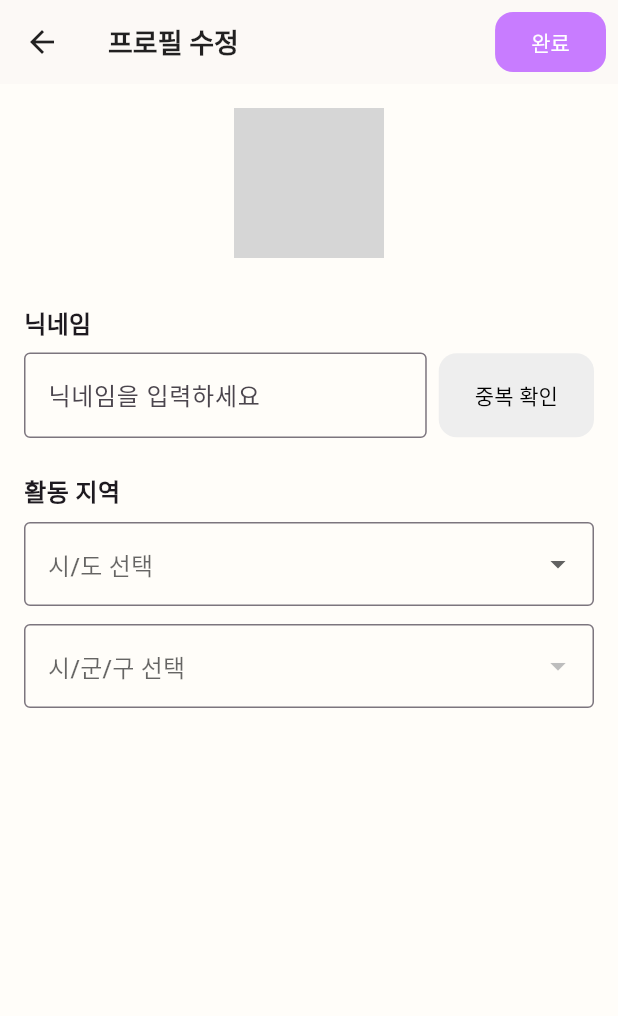
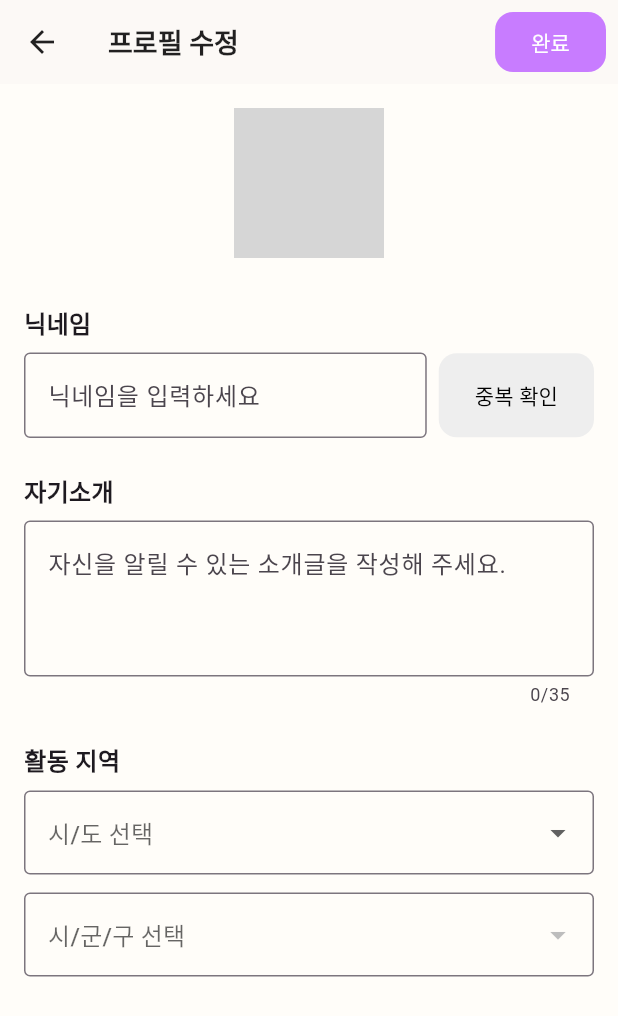
Before and after one commit to DongBaBaDa/needsfine_app, a Flutter app: the ProfileEditScreen screen opened directly with empty values, on a phone screen of 412 x 824 dp. Shown: the top 1016 px of the screen. Run offline on Flutter 3.47's test engine with Material 3 defaults, Android fonts, the light colour scheme and no system bars; our stand-ins replace carousel_slider, geolocator, image_picker, permission_handler, scrollable_positioned_list, shared_preferences and 1 more; missing offline and left inert: flutter_naver_map, unorm_dart; accounts and stored records are empty; network calls fail; Roboto replaces fonts that are missing (NotoSansKR); statements that could not run were skipped; grey boxes are pictures that could not be loaded.

```diff
--- a/lib/screens/profile_edit_screen.dart
+++ b/lib/screens/profile_edit_screen.dart
@@ -18,6 +18,7 @@ class ProfileEditScreen extends StatefulWidget {
 class _ProfileEditScreenState extends State<ProfileEditScreen> {
   final _supabase = Supabase.instance.client;
   late TextEditingController _nicknameController;
+  late TextEditingController _introController; // [복구] 자기소개 컨트롤러
   late UserProfile _updatedProfile;
 
   // 지역 선택 관련 변수
@@ -29,7 +30,7 @@ class _ProfileEditScreenState extends State<ProfileEditScreen> {
   // 상태 관리 변수
   bool? _isNicknameAvailable;
   bool _isCheckingNickname = false;
-  bool _isSaving = false; // 서버 저장 로딩
+  bool _isSaving = false;
 
   final ImagePicker _picker = ImagePicker();
 
@@ -51,15 +52,15 @@ class _ProfileEditScreenState extends State<ProfileEditScreen> {
     );
 
     _nicknameController = TextEditingController(text: _updatedProfile.nickname);
+    _introController = TextEditingController(text: _updatedProfile.introduction); // [복구]
 
-    // [해결] Screenshot_20251230_204308.jpg의 '활동' 값 오류 방어 코드
+    // 활동 지역 초기 설정
     if (_updatedProfile.activityZone.isNotEmpty) {
       final zones = _updatedProfile.activityZone.split(' ');
       if (zones.length >= 2) {
         final targetSido = zones[0];
         final targetSigungu = zones[1];
 
-        // "활동"처럼 리스트에 없는 값이 들어오면 드롭다운 오류가 나므로 contains 체크 필수
         if (_sidoList.contains(targetSido)) {
           _selectedSido = targetSido;
           _sigunguList = koreanRegions[_selectedSido!] ?? [];
@@ -75,6 +76,7 @@ class _ProfileEditScreenState extends State<ProfileEditScreen> {
   @override
   void dispose() {
     _nicknameController.dispose();
+    _introController.dispose(); // [복구]
     super.dispose();
   }
 
@@ -82,6 +84,8 @@ class _ProfileEditScreenState extends State<ProfileEditScreen> {
   Future<void> _checkNicknameDuplicate() async {
     final nickname = _nicknameController.text.trim();
     if (nickname.isEmpty) return;
+
+    // 본인의 기존 닉네임과 같다면 통과
     if (nickname == widget.userProfile.nickname) {
       setState(() => _isNicknameAvailable = true);
       return;
@@ -90,6 +94,7 @@ class _ProfileEditScreenState extends State<ProfileEditScreen> {
     setState(() => _isCheckingNickname = true);
 
     try {
+      // Supabase profiles 테이블에서 중복 확인
       final res = await _supabase
           .from('profiles')
           .select('nickname')
@@ -97,6 +102,7 @@ class _ProfileEditScreenState extends State<ProfileEditScreen> {
           .maybeSingle();
 
       setState(() {
+        // 결과가 없어야(null) 사용 가능한 닉네임임
         _isNicknameAvailable = res == null;
       });
     } catch (e) {
@@ -106,7 +112,6 @@ class _ProfileEditScreenState extends State<ProfileEditScreen> {
     }
   }
 
-  // 이미지 선택
   Future<void> _pickImage() async {
     final XFile? pickedFile = await _picker.pickImage(source: ImageSource.gallery);
     if (pickedFile != null) {
@@ -116,7 +121,7 @@ class _ProfileEditScreenState extends State<ProfileEditScreen> {
     }
   }
 
-  // [서버 저장] 이미지 업로드 로직
+  // 이미지 업로드 로직
   Future<String?> _uploadProfileImage() async {
     if (_updatedProfile.imageFile == null) return null;
 
@@ -127,14 +132,11 @@ class _ProfileEditScreenState extends State<ProfileEditScreen> {
     final filePath = '$userId/$fileName';
 
     try {
-      // 업로드 실행
       await _supabase.storage.from('avatars').upload(
         filePath,
         file,
         fileOptions: const FileOptions(upsert: true),
       );
-
-      // 업로드된 이미지의 Public URL 획득
       final String publicUrl = _supabase.storage.from('avatars').getPublicUrl(filePath);
       return publicUrl;
     } catch (e) {
@@ -143,8 +145,9 @@ class _ProfileEditScreenState extends State<ProfileEditScreen> {
     }
   }
 
-  // [서버 저장] 최종 완료 버튼 로직
+  // 서버 저장 및 화면 닫기
   Future<void> _saveAndPop() async {
+    // 닉네임 중복 확인 여부 체크
     if (_nicknameController.text != widget.userProfile.nickname && _isNicknameAvailable != true) {
       ScaffoldMessenger.of(context).showSnackBar(const SnackBar(content: Text('닉네임 중복 확인이 필요합니다.')));
       return;
@@ -156,20 +159,21 @@ class _ProfileEditScreenState extends State<ProfileEditScreen> {
       final userId = _supabase.auth.currentUser!.id;
       String? newImageUrl;
 
-      // 1. 이미지가 바뀌었다면 서버 스토리지에 업로드
       if (_updatedProfile.imageFile != null) {
         newImageUrl = await _uploadProfileImage();
       }
 
-      // 2. DB 정보 업데이트
+      // [복구] introduction 포함하여 업데이트
       await _supabase.from('profiles').update({
         'nickname': _nicknameController.text.trim(),
+        'introduction': _introController.text.trim(),
         'activity_zone': '$_selectedSido $_selectedSigungu',
         if (newImageUrl != null) 'profile_image_url': newImageUrl,
       }).eq('id', userId);
 
       if (mounted) {
         _updatedProfile.nickname = _nicknameController.text.trim();
+        _updatedProfile.introduction = _introController.text.trim();
         _updatedProfile.activityZone = '$_selectedSido $_selectedSigungu';
         if (newImageUrl != null) _updatedProfile.profileImageUrl = newImageUrl;
 
@@ -208,10 +212,10 @@ class _ProfileEditScreenState extends State<ProfileEditScreen> {
       body: ListView(
         padding: const EdgeInsets.all(16.0),
         children: [
+          // 프로필 이미지 영역
           Center(
             child: Stack(
               children: [
-                // [해결] 에셋 파일 부재 에러 방지를 위해 기본 아이콘 사용
                 CircleAvatar(
                   radius: 50,
                   backgroundColor: Colors.grey[200],
@@ -241,6 +245,7 @@ class _ProfileEditScreenState extends State<ProfileEditScreen> {
           ),
           const SizedBox(height: 32),
 
+          // 닉네임 영역
           const Text('닉네임', style: TextStyle(fontWeight: FontWeight.bold, fontSize: 16)),
           const SizedBox(height: 8),
           Row(
@@ -284,6 +289,21 @@ class _ProfileEditScreenState extends State<ProfileEditScreen> {
           ),
           const SizedBox(height: 24),
 
+          // [복구] 자기소개 영역
+          const Text('자기소개', style: TextStyle(fontWeight: FontWeight.bold, fontSize: 16)),
+          const SizedBox(height: 8),
+          TextField(
+            controller: _introController,
+            maxLength: 35,
+            maxLines: 3,
+            decoration: const InputDecoration(
+              hintText: '자신을 알릴 수 있는 소개글을 작성해 주세요.',
+              border: OutlineInputBorder(),
+            ),
+          ),
+          const SizedBox(height: 24),
+
+          // 활동 지역 영역
           const Text('활동 지역', style: TextStyle(fontWeight: FontWeight.bold, fontSize: 16)),
           const SizedBox(height: 8),
           DropdownButtonFormField<String>(
```
